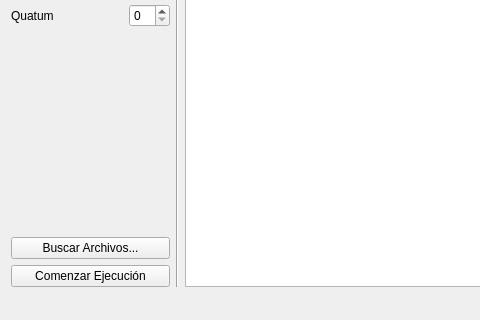
KefDS/MIPS-Processor-Simulator, file mainwindow.ui: the form before one commit; both pictures show x 0 to 480 and y 91 to 411 of the 567 by 411 pixel window.
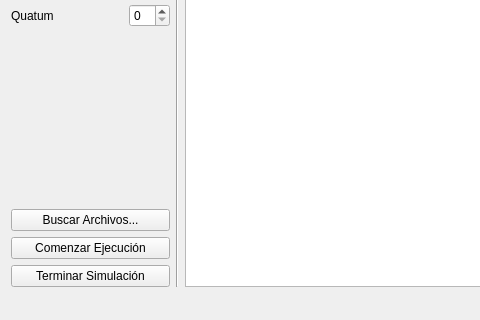
The form after the commit.

```diff
--- a/mainwindow.ui
+++ b/mainwindow.ui
@@ -128,6 +128,13 @@
             </property>
            </widget>
           </item>
+          <item>
+           <widget class="QPushButton" name="terminarSimlacionButton">
+            <property name="text">
+             <string>Terminar Simulación</string>
+            </property>
+           </widget>
+          </item>
          </layout>
         </item>
        </layout>
```
